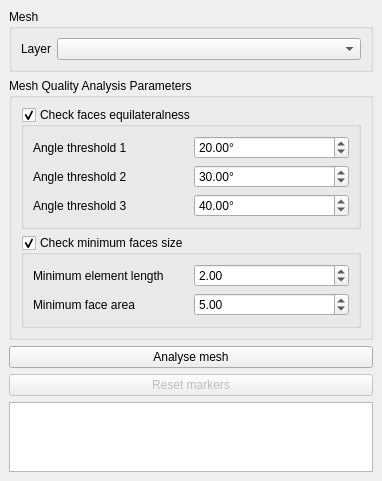
Above: telemac_tools/ui/mesh_quality.ui from Artelia/Mesh_tools before the change. Below: the same form after it.
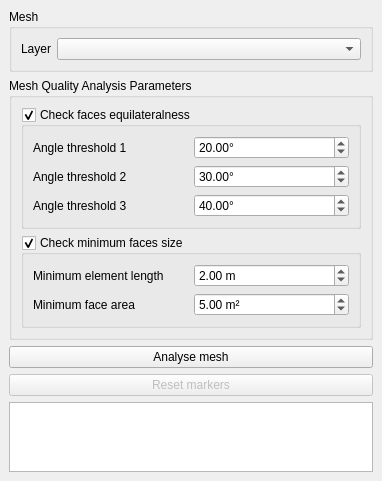
That is the form after the change. Custom widgets are drawn as their Qt base class.

Commit message: Add suffix for mesh quality analysis

What changed in the file:
```diff
--- a/telemac_tools/ui/mesh_quality.ui
+++ b/telemac_tools/ui/mesh_quality.ui
@@ -131,6 +131,9 @@
           </item>
           <item row="0" column="1">
            <widget class="QgsDoubleSpinBox" name="qdsb_min_element_length">
+            <property name="suffix">
+             <string notr="true"> m</string>
+            </property>
             <property name="value">
              <double>2.000000000000000</double>
             </property>
@@ -148,6 +151,9 @@
           </item>
           <item row="1" column="1">
            <widget class="QgsDoubleSpinBox" name="qdsb_min_face_area">
+            <property name="suffix">
+             <string notr="true"> m²</string>
+            </property>
             <property name="value">
              <double>5.000000000000000</double>
             </property>
```
